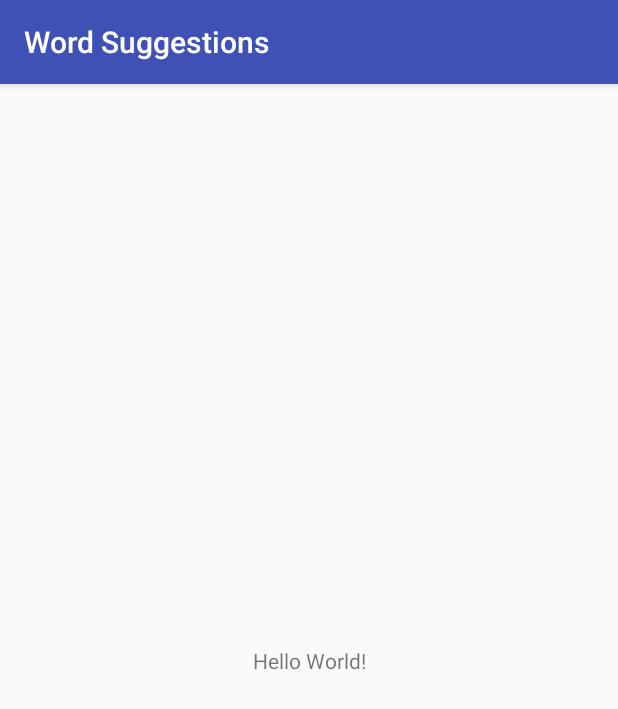
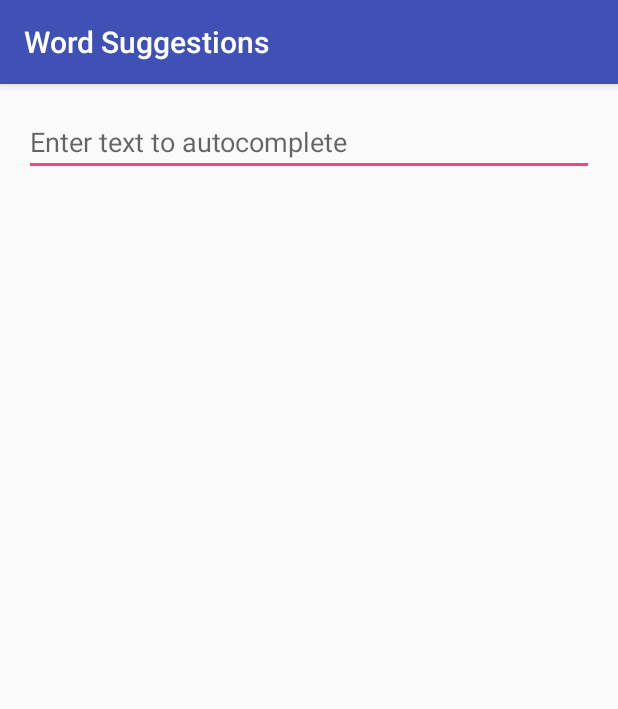
Before and after one commit to JamieCruwys/WordSuggestions, an Android app: the screen it shows after launch (SuggestionsActivity), on a phone screen of 412 x 824 dp. Shown: the top 709 px of the screen. Run offline under Robolectric (Android 15) with nearby library versions, the phone set to English and light mode, and no system bars.

Commit message:
Test now passes by adding in autocomplete

```diff
--- a/app/src/main/res/layout/activity_suggestions.xml
+++ b/app/src/main/res/layout/activity_suggestions.xml
@@ -4,15 +4,14 @@
     xmlns:tools="http://schemas.android.com/tools"
     android:layout_width="match_parent"
     android:layout_height="match_parent"
+    android:padding="@dimen/activity_padding"
     tools:context=".SuggestionsActivity">
 
-    <TextView
-        android:layout_width="wrap_content"
+    <AutoCompleteTextView
+        android:id="@+id/autocomplete"
+        android:layout_width="match_parent"
         android:layout_height="wrap_content"
-        android:text="Hello World!"
-        app:layout_constraintBottom_toBottomOf="parent"
-        app:layout_constraintLeft_toLeftOf="parent"
-        app:layout_constraintRight_toRightOf="parent"
+        android:hint="@string/suggestions_input_hint"
         app:layout_constraintTop_toTopOf="parent" />
 
 </android.support.constraint.ConstraintLayout>
--- /dev/null
+++ b/app/src/main/res/values/dimens.xml
@@ -0,0 +1,4 @@
+<?xml version="1.0" encoding="utf-8"?>
+<resources>
+    <dimen name="activity_padding">16dp</dimen>
+</resources>
--- a/app/src/main/res/values/strings.xml
+++ b/app/src/main/res/values/strings.xml
@@ -1,3 +1,4 @@
 <resources>
     <string name="app_name">Word Suggestions</string>
+    <string name="suggestions_input_hint">Enter text to autocomplete</string>
 </resources>
```
